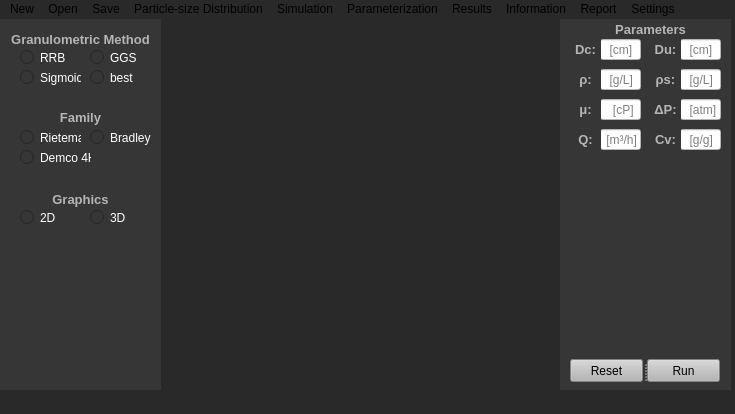
The window that InterfaceMain.ui (joeldse/HydroSim) describes before a commit, drawn with Qt 5.
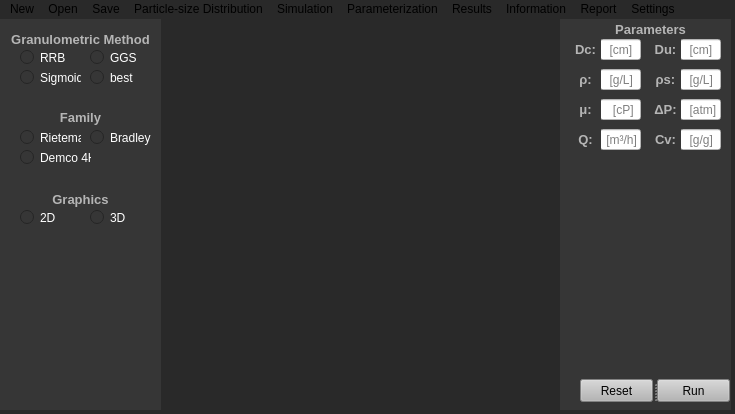
The same window after the commit. Icons and pictures are not drawn.

```diff
--- a/InterfaceMain.ui
+++ b/InterfaceMain.ui
@@ -26,7 +26,7 @@
       <x>560</x>
       <y>0</y>
       <width>171</width>
-      <height>371</height>
+      <height>391</height>
      </rect>
     </property>
     <property name="styleSheet">
@@ -35,8 +35,8 @@
     <widget class="QSplitter" name="splitter">
      <property name="geometry">
       <rect>
-       <x>10</x>
-       <y>340</y>
+       <x>20</x>
+       <y>360</y>
        <width>150</width>
        <height>23</height>
       </rect>
@@ -433,7 +433,7 @@
       <x>0</x>
       <y>0</y>
       <width>161</width>
-      <height>371</height>
+      <height>391</height>
      </rect>
     </property>
     <property name="styleSheet">
@@ -678,7 +678,6 @@
     </widget>
    </widget>
   </widget>
-  <widget class="QStatusBar" name="statusbar"/>
   <widget class="QMenuBar" name="menubar">
    <property name="geometry">
     <rect>
```
Left out of the diff: 20 changed lines with no effect on the pictures.
